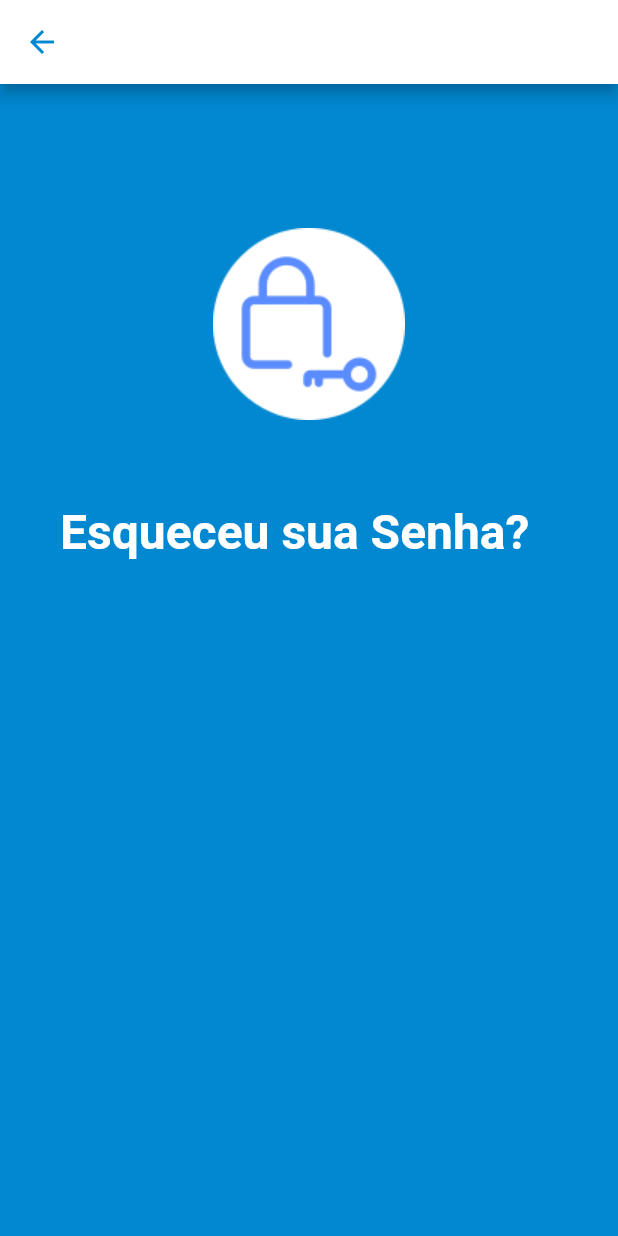
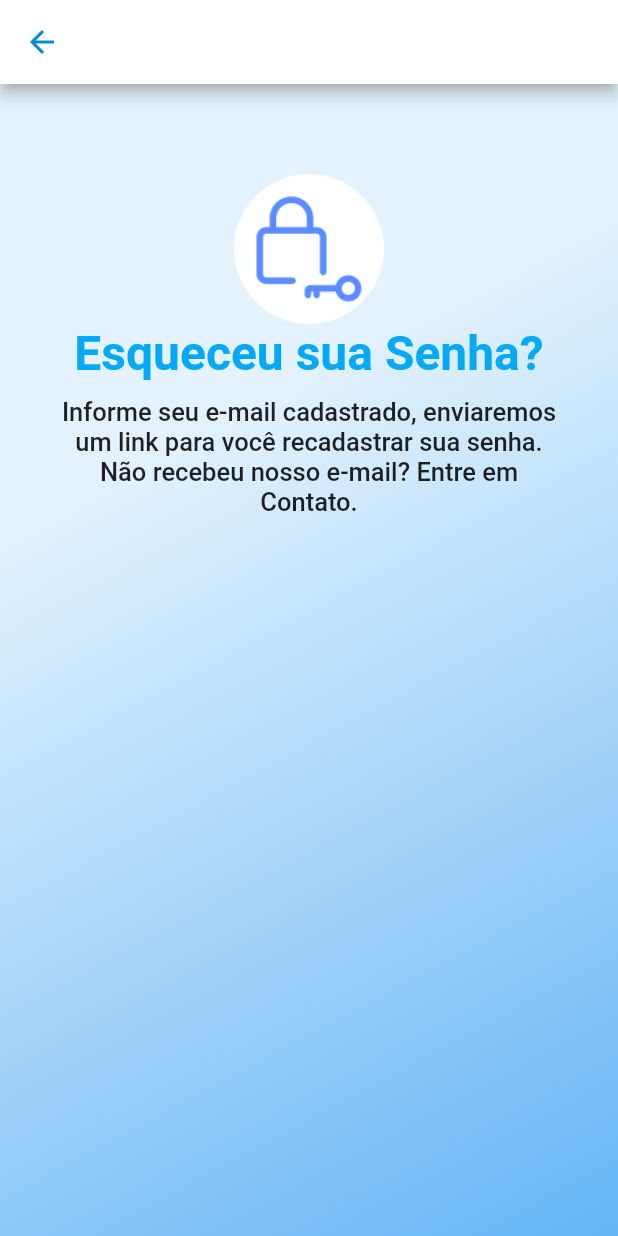
Before and after one commit to JhonatasSaints/Pet-Foster, a Flutter app: the ResetPasswordPage screen opened directly, on a phone screen of 412 x 824 dp. Run offline on Flutter 3.47's test engine with Material 2 defaults, Android fonts, the phone set to English and light mode, and no system bars.

Commit message:
added text to recover passord screen

```diff
--- a/lib/pages/reset-password.page.dart
+++ b/lib/pages/reset-password.page.dart
@@ -13,24 +13,46 @@ class ResetPasswordPage extends StatelessWidget {
         ),
       ),
       body: Container(
+        decoration: BoxDecoration(
+                gradient: LinearGradient(
+                  begin: Alignment.topLeft,
+                  end: Alignment.bottomRight,
+                  stops: [0.3, 1],
+                  colors: [
+                    Color(0xFFE3F2FD),
+                    Color(0xFF64B5F6),
+                  ],
+                ),
+              ),
         padding: EdgeInsets.only(
           top: 60, left: 40, right: 40,
         ),
-        color: Colors.lightBlue[700],
         child: ListView(
           children: <Widget>[
             SizedBox(
-              width: 200, height: 200,
+              width: 200, height: 100,
               child: Image.asset("assets/key.png"),
             ),
             SizedBox(
-              height: 20,
+              height: 0.8,
             ),
             Text("Esqueceu sua Senha?",
               style: TextStyle(
                 fontSize: 32,
-                fontWeight: FontWeight.w700, color: Colors.white,
+                fontWeight: FontWeight.w600, color: Colors.lightBlue,
               ),
+              textAlign: TextAlign.center,
+            ),
+            SizedBox(
+              height: 10,
+            ),
+            Text(
+                "Informe seu e-mail cadastrado, enviaremos um link para você recadastrar sua senha.   Não recebeu nosso e-mail? Entre em Contato.",
+              style: TextStyle(
+                fontSize:17,
+                fontWeight: FontWeight.w500,
+                ),
+                textAlign: TextAlign.center,
             ),
             SizedBox(
               height: 10,
```
